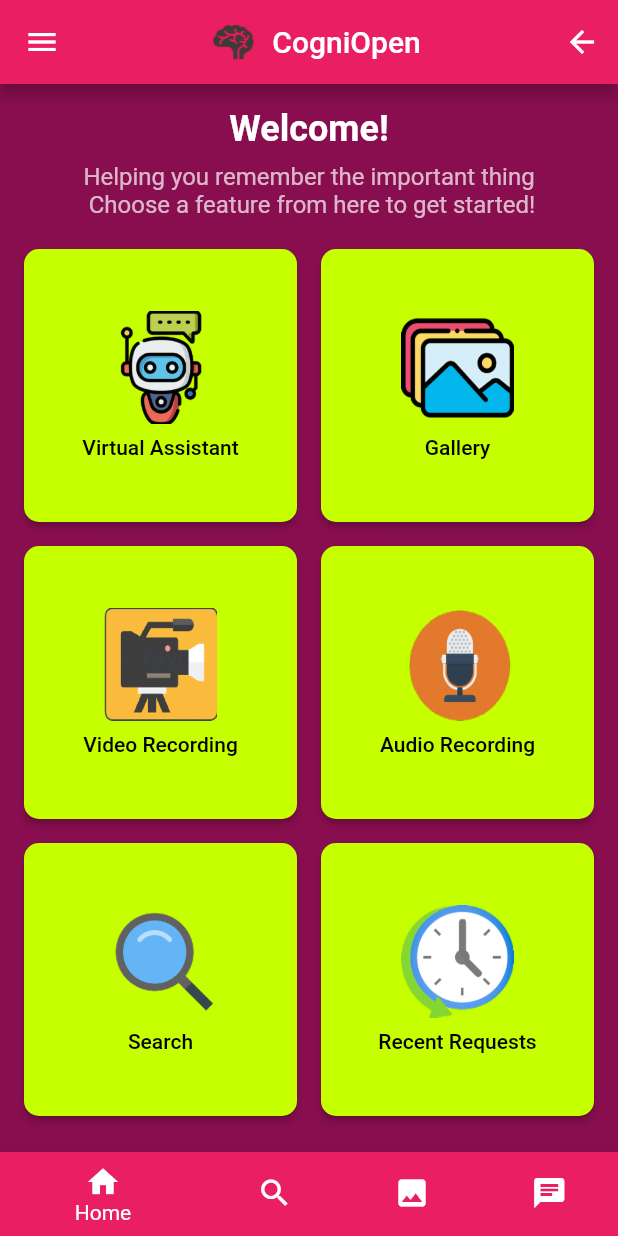
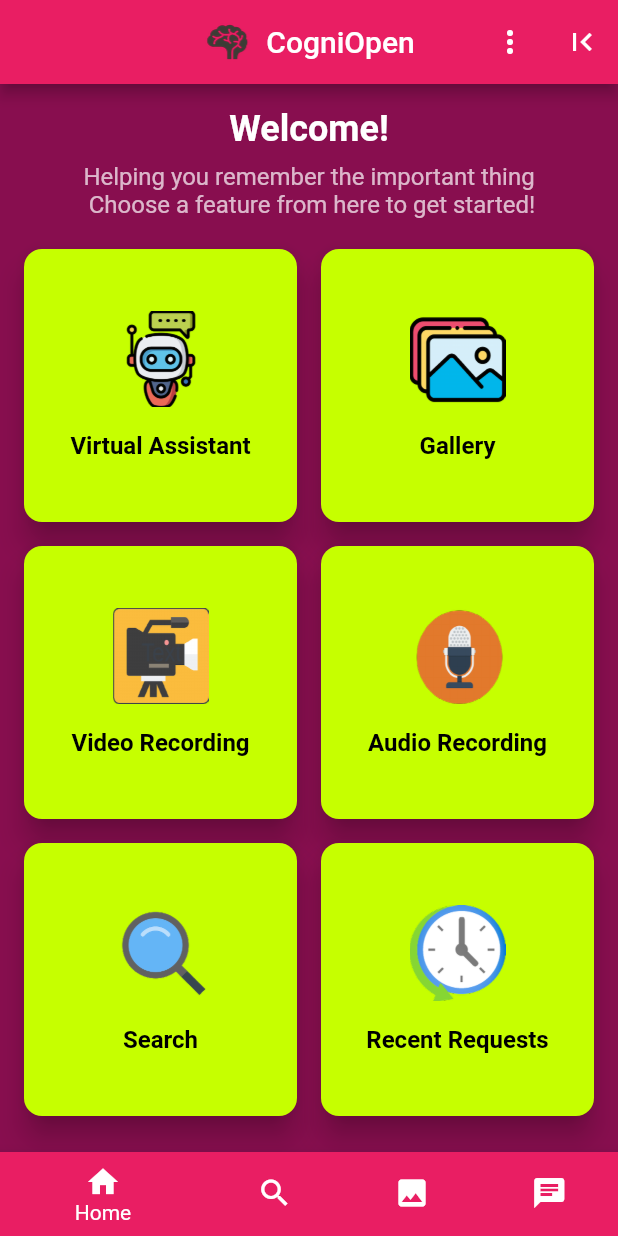
Before and after one commit to umgc/fall2023, a Flutter app: the screen it shows after launch, on a phone screen of 412 x 824 dp. Run offline on Flutter 3.47's test engine with Material 2 defaults, Android fonts, the phone set to English and light mode, and no system bars; our stand-ins replace camera, flutter_dotenv, flutter_speed_dial, permission_handler, video_player; missing offline and left inert: aws_kinesis_api, aws_rekognition_api, aws_s3_api, chat_gpt_flutter, flutter_sound, video_thumbnail.

Commit message:
refactor home screen code chg menu & arrow icons.

```diff
--- a/cogniopenapp/lib/ui/homeScreen.dart
+++ b/cogniopenapp/lib/ui/homeScreen.dart
@@ -1,27 +1,31 @@
+// Imported libraries and packages
 import 'package:cogniopenapp/ui/thumbs_BB_screen.dart';
 import 'package:flutter/material.dart';
-//import 'package:cogniopen/chatbotscreen.dart';
 
 import 'assistantScreen.dart';
 import 'audioScreen.dart';
-//import 'checkVideoStreamScreen.dart';
 import 'galleryScreen.dart';
-//import 'helpScreen.dart';
 import 'profileScreen.dart';
 import 'recentScreen.dart';
 import 'searchScreen.dart';
 import 'videoScreen.dart';
 import 's3_screen.dart';
 
+// Main HomeScreen widget which is a stateless widget.
 class HomeScreen extends StatelessWidget {
   @override
   Widget build(BuildContext context) {
     return Scaffold(
-      backgroundColor: const Color(0XFF880E4F), // Set background color
+      // Set the background color for the entire screen
+      backgroundColor: const Color(0XFF880E4F),
+
+      // Setting up the app bar at the top of the screen
       appBar: AppBar(
         backgroundColor: const Color(0XFFE91E63), // Set appbar background color
+        centerTitle: true, // This centers the title
         title: Row(
-          mainAxisAlignment: MainAxisAlignment.center,
+          mainAxisSize: MainAxisSize
+              .min, // This ensures the Row takes the least amount of space
           children: [
             Image.asset(
               'assets/icons/app_icon.png', // Replace this with your icon's path
@@ -32,75 +36,74 @@ class HomeScreen extends StatelessWidget {
             const Text('CogniOpen', textAlign: TextAlign.center),
           ],
         ),
-        leading: Builder(
-          builder: (BuildContext context) {
-            return IconButton(
-              icon: const Icon(
-                Icons.menu, // Hamburger icon
-                color: Colors.white,
+
+        // Widgets on the right side of the AppBar
+        actions: [
+          // Vertical popup menu on the right side of the AppBar
+          PopupMenuButton<String>(
+            icon: const Icon(Icons.more_vert),
+            onSelected: (String result) {
+              switch (result) {
+                case 'Profile':
+                  Navigator.push(context,
+                      MaterialPageRoute(builder: (context) => ProfileScreen()));
+                  break;
+                case 'Help Center':
+                  Navigator.push(
+                      context,
+                      MaterialPageRoute(
+                          builder: (context) => const CameraAppScreen()));
+                  break;
+                case 'Customizable Application':
+                  Navigator.push(
+                      context,
+                      MaterialPageRoute(
+                          builder: (context) => const TestScreen()));
+                  break;
+                case 'Logout':
+                  Navigator.popUntil(context, ModalRoute.withName('/'));
+                  break;
+              }
+            },
+            itemBuilder: (BuildContext context) => <PopupMenuEntry<String>>[
+              const PopupMenuItem<String>(
+                value: 'Profile',
+                child: Text('Profile'),
               ),
-              onPressed: () {
-                Scaffold.of(context).openDrawer();
-              },
-            );
-          },
-        ),
-        actions: [
+              const PopupMenuItem<String>(
+                value: 'Help Center',
+                child: Text('Help Center'),
+              ),
+              const PopupMenuItem<String>(
+                value: 'Customizable Application',
+                child: Text('Customizable Application'),
+              ),
+              const PopupMenuItem<String>(
+                value: 'Logout',
+                child: Text('Logout'),
+              ),
+            ],
+          ),
+
+          // First page icon to navigate back
           IconButton(
-            icon: const Icon(Icons.arrow_back),
+            icon: const Icon(Icons.first_page),
             onPressed: () {
-              // Navigate back to the previous screen
               Navigator.pop(context);
             },
           ),
         ],
       ),
-      drawer: Drawer(
-        child: ListView(
-          children: <Widget>[
-            ListTile(
-              title: const Text('Profile'),
-              onTap: () {
-                Navigator.pop(context); // Close the drawer
-                Navigator.push(context,
-                    MaterialPageRoute(builder: (context) => ProfileScreen()));
-              },
-            ),
-            ListTile(
-              title: const Text('Help Center'),
-              onTap: () {
-                Navigator.pop(context); // Close the drawer
-                Navigator.push(context,
-                    MaterialPageRoute(builder: (context) => CameraAppScreen()));
-              },
-            ),
-            ListTile(
-              title: const Text('Customizable Application'),
-              onTap: () {
-                Navigator.pop(context); // Close the drawer
-                Navigator.push(context,
-                    MaterialPageRoute(builder: (context) => TestScreen()));
-              },
-            ),
-            ListTile(
-              title: const Text('Logout'),
-              onTap: () {
-                // Handle logout logic (e.g., clear user session and navigate to login screen)
-                Navigator.popUntil(context, ModalRoute.withName('/'));
-              },
-            ),
-          ],
-        ),
-      ),
+
+      // Main content of the screen
       body: Column(
         children: [
           const Padding(
-            padding: EdgeInsets.fromLTRB(
-                16.0, 16.0, 16.0, 4.0), // Adjust padding as needed
+            padding: EdgeInsets.fromLTRB(16.0, 16.0, 16.0, 4.0),
             child: Text(
-              'Welcome!', // This is the header text
+              'Welcome!',
               style: TextStyle(
-                fontSize: 24.0, // Adjust font size as needed
+                fontSize: 24.0,
                 fontWeight: FontWeight.bold,
                 color: Colors.white,
               ),
@@ -108,234 +111,76 @@ class HomeScreen extends StatelessWidget {
             ),
           ),
           const Padding(
-            // New subheading section starts here
-            padding: EdgeInsets.fromLTRB(
-                16.0, 4.0, 16.0, 4.0), // Adjust padding as needed
+            padding: EdgeInsets.fromLTRB(16.0, 4.0, 16.0, 4.0),
             child: Text(
-              'Helping you remember the important thing\n Choose a feature from here to get started!', // This is the subheading text
+              'Helping you remember the important thing\n Choose a feature from here to get started!',
               style: TextStyle(
-                fontSize: 16.0, // Adjust font size as needed
-                color:
-                    Colors.white70, // Slightly transparent white for subheading
+                fontSize: 16.0,
+                color: Colors.white70,
               ),
               textAlign: TextAlign.center,
             ),
-          ), // New subheading section ends here
+          ),
+          // Grid view to display multiple options/buttons
           Expanded(
             child: GridView.count(
-              crossAxisCount: 2, // Two columns
-              crossAxisSpacing: 16.0, // Spacing between columns
-              mainAxisSpacing: 16.0, // Spacing between rows
+              crossAxisCount: 2,
+              crossAxisSpacing: 16.0,
+              mainAxisSpacing: 16.0,
               padding: const EdgeInsets.all(16.0),
               children: [
-                ElevatedButton(
-                  onPressed: () {
-                    // Navigate to Chat bot/Virtual Assistant screen
-                    Navigator.push(
-                        context,
-                        MaterialPageRoute(
-                            builder: (context) => AssistantScreen()));
-                  },
-                  style: ElevatedButton.styleFrom(
-                    foregroundColor: Colors.black,
-                    backgroundColor:
-                        const Color(0XFFC6FF00), // Button text color
-                    shape: RoundedRectangleBorder(
-                      borderRadius:
-                          BorderRadius.circular(10.0), // Square border
-                    ),
-                  ),
-                  child: Column(
-                    mainAxisAlignment: MainAxisAlignment.center,
-                    children: [
-                      Image.asset(
-                        'assets/icons/chatbot.png',
-                        width: 75.0, // You can adjust the width and height
-                        height: 75.0, // as per your requirement
-                      ),
-                      const SizedBox(
-                        height:
-                            8.0, // Add some spacing between the image and text
-                      ),
-                      const Text('Virtual Assistant'),
-                    ],
-                  ),
-                  key: const Key("VirtualAssistantButtonKey"),
+                // Using the helper function to build each button in the grid
+                _buildElevatedButton(
+                  context: context,
+                  iconPath: 'assets/icons/chatbot.png',
+                  text: 'Virtual Assistant',
+                  screen: AssistantScreen(),
+                  keyName: "VirtualAssistantButtonKey",
                 ),
-                ElevatedButton(
-                  onPressed: () {
-                    // Navigate to Gallery screen
-                    Navigator.push(
-                        context,
-                        MaterialPageRoute(
-                            builder: (context) => GalleryScreen()));
-                  },
-                  style: ElevatedButton.styleFrom(
-                    foregroundColor: Colors.black,
-                    backgroundColor:
-                        const Color(0XFFC6FF00), // Button text color
-                    shape: RoundedRectangleBorder(
-                      borderRadius:
-                          BorderRadius.circular(10.0), // Square border
-                    ),
-                  ),
-                  child: Column(
-                    mainAxisAlignment: MainAxisAlignment.center,
-                    children: [
-                      Image.asset(
-                        'assets/icons/gallery.png',
-                        width: 75.0, // You can adjust the width and height
-                        height: 75.0, // as per your requirement
-                      ),
-                      const SizedBox(
-                        height:
-                            8.0, // Add some spacing between the image and text
-                      ),
-                      const Text('Gallery'),
-                    ],
-                  ),
-                  key: const Key("GalleryButtonKey"),
+                _buildElevatedButton(
+                  context: context,
+                  iconPath: 'assets/icons/gallery.png',
+                  text: 'Gallery',
+                  screen: GalleryScreen(),
+                  keyName: "GalleryButtonKey",
                 ),
-                ElevatedButton(
-                  onPressed: () {
-                    // Navigate to Video Screen
-                    Navigator.push(context,
-                        MaterialPageRoute(builder: (context) => VideoScreen()));
-                  },
-                  style: ElevatedButton.styleFrom(
-                    foregroundColor: Colors.black,
-                    backgroundColor:
-                        const Color(0XFFC6FF00), // Button text color
-                    shape: RoundedRectangleBorder(
-                      borderRadius:
-                          BorderRadius.circular(10.0), // Square border
-                    ),
-                  ),
-                  child: Column(
-                    mainAxisAlignment: MainAxisAlignment.center,
-                    children: [
-                      Image.asset(
-                        'assets/icons/video.png',
-                        width: 75.0, // You can adjust the width and height
-                        height: 75.0, // as per your requirement
-                      ),
-                      const SizedBox(
-                        height:
-                            8.0, // Add some spacing between the image and text
-                      ),
-                      const Text('Video Recording'),
-                    ],
-                  ),
-                  key: const Key("VideoRecordingButtonKey"),
+                _buildElevatedButton(
+                  context: context,
+                  iconPath: 'assets/icons/video.png',
+                  text: 'Video Recording',
+                  screen: const VideoScreen(),
+                  keyName: "VideoRecordingButtonKey",
                 ),
-                ElevatedButton(
-                  onPressed: () {
-                    // Navigate to Audio Recording screen
-                    Navigator.push(context,
-                        MaterialPageRoute(builder: (context) => AudioScreen()));
-                  },
-                  style: ElevatedButton.styleFrom(
-                    foregroundColor: Colors.black,
-                    backgroundColor:
-                        const Color(0XFFC6FF00), // Button text color
-                    shape: RoundedRectangleBorder(
-                      borderRadius:
-                          BorderRadius.circular(10.0), // Square border
-                    ),
-                  ),
-                  child: Column(
-                    mainAxisAlignment: MainAxisAlignment.center,
-                    children: [
-                      Image.asset(
-                        'assets/icons/audio.png',
-                        width: 75.0, // You can adjust the width and height
-                        height: 75.0, // as per your requirement
-                      ),
-                      const SizedBox(
-                        height:
-                            8.0, // Add some spacing between the image and text
-                      ),
-                      const Text('Audio Recording'),
-                    ],
-                  ),
-                  key: const Key("AudioRecordingButtonKey"),
+                _buildElevatedButton(
+                  context: context,
+                  iconPath: 'assets/icons/audio.png',
+                  text: 'Audio Recording',
+                  screen: AudioScreen(),
+                  keyName: "AudioRecordingButtonKey",
                 ),
-                ElevatedButton(
-                  onPressed: () {
-                    // Navigate to Search screen
-                    Navigator.push(
-                        context,
-                        MaterialPageRoute(
-                            builder: (context) => SearchScreen()));
-                  },
-                  style: ElevatedButton.styleFrom(
-                    foregroundColor: Colors.black,
-                    backgroundColor:
-                        const Color(0XFFC6FF00), // Button text color
-                    shape: RoundedRectangleBorder(
-                      borderRadius:
-                          BorderRadius.circular(10.0), // Square border
-                    ),
-                  ),
-                  child: Column(
-                    mainAxisAlignment: MainAxisAlignment.center,
-                    children: [
-                      Image.asset(
-                        'assets/icons/search.png',
-                        width: 75.0, // You can adjust the width and height
-                        height: 75.0, // as per your requirement
-                      ),
-                      const SizedBox(
-                        height:
-                            8.0, // Add some spacing between the image and text
-                      ),
-                      const Text('Search'),
-                    ],
-                  ),
-                  key: const Key("SearchButtonKey"),
+                _buildElevatedButton(
+                  context: context,
+                  iconPath: 'assets/icons/search.png',
+                  text: 'Search',
+                  screen: SearchScreen(),
+                  keyName: "SearchButtonKey",
                 ),
-                ElevatedButton(
-                  onPressed: () {
-                    // Navigate to Recent Questions/Requests screen
-                    Navigator.push(
-                        context,
-                        MaterialPageRoute(
-                            builder: (context) => RecentScreen()));
-                  },
-                  style: ElevatedButton.styleFrom(
-                    foregroundColor: Colors.black,
-                    backgroundColor:
-                        const Color(0XFFC6FF00), // Button text color
-                    shape: RoundedRectangleBorder(
-                      borderRadius:
-                          BorderRadius.circular(10.0), // Square border
-                    ),
-                  ),
-                  child: Column(
-                    mainAxisAlignment: MainAxisAlignment.center,
-                    children: [
-                      Image.asset(
-                        'assets/icons/recentrequest.png',
-                        width: 75.0, // You can adjust the width and height
-                        height: 75.0, // as per your requirement
-                      ),
-                      const SizedBox(
-                        height:
-                            8.0, // Add some spacing between the image and text
-                      ),
-                      const Text('Recent Requests'),
-                    ],
-                  ),
-                  key: const Key("RecentRequestsButtonKey"),
+                _buildElevatedButton(
+                  context: context,
+                  iconPath: 'assets/icons/recentrequest.png',
+                  text: 'Recent Requests',
+                  screen: RecentScreen(),
+                  keyName: "RecentRequestsButtonKey",
                 ),
               ],
             ),
           ),
         ],
       ),
+
+      // Bottom navigation bar with multiple options for quick navigation
       bottomNavigationBar: BottomNavigationBar(
         backgroundColor: const Color(0XFFE91E63),
-        // Set the BottomNavigationBar background color
         items: const [
           BottomNavigationBarItem(
             backgroundColor: Color(0XFFE91E63),
@@ -356,19 +201,16 @@ class HomeScreen extends StatelessWidget {
           ),
         ],
         onTap: (int index) {
-          // Handle navigation bar item taps
+          // Handling taps on the bottom navigation bar items
           if (index == 0) {
-            // Stay on the Home Interface Screen
+            // For Home, do nothing (or reload current screen if needed)
           } else if (index == 1) {
-            // Navigate to Search screen
             Navigator.push(context,
                 MaterialPageRoute(builder: (context) => SearchScreen()));
           } else if (index == 2) {
-            // Navigate to Gallery screen
             Navigator.push(context,
                 MaterialPageRoute(builder: (context) => GalleryScreen()));
           } else if (index == 3) {
-            // Navigate to Chatbot screen
             Navigator.push(context,
                 MaterialPageRoute(builder: (context) => AssistantScreen()));
           }
@@ -376,4 +218,52 @@ class HomeScreen extends StatelessWidget {
       ),
     );
   }
+
+  // Helper function to create each button for the GridView
+  Widget _buildElevatedButton({
+    required BuildContext context,
+    required String iconPath,
+    required String text,
+    required Widget screen,
+    required String keyName,
+  }) {
+    return ElevatedButton(
+      key: Key(keyName),
+      style: ElevatedButton.styleFrom(
+        foregroundColor: Colors.black,
+        backgroundColor: const Color(0XFFC6FF00), // Button text color
+        padding: const EdgeInsets.all(16.0),
+        elevation: 8.0,
+        shape: RoundedRectangleBorder(
+          borderRadius: BorderRadius.circular(12.0),
+        ),
+      ),
+      onPressed: () {
+        Navigator.push(
+          context,
+          MaterialPageRoute(builder: (context) => screen),
+        );
+      },
+      child: Column(
+        mainAxisSize: MainAxisSize.min,
+        children: [
+          Image.asset(
+            iconPath,
+            fit: BoxFit.contain,
+            height: 64,
+          ),
+          const SizedBox(height: 16.0),
+          Text(
+            text,
+            style: const TextStyle(
+              fontSize: 16.0,
+              fontWeight: FontWeight.bold,
+              color: Color(0XFF000000),
+            ),
+            textAlign: TextAlign.center,
+          ),
+        ],
+      ),
+    );
+  }
 }
```
Also changed, not shown: 1 other file.
